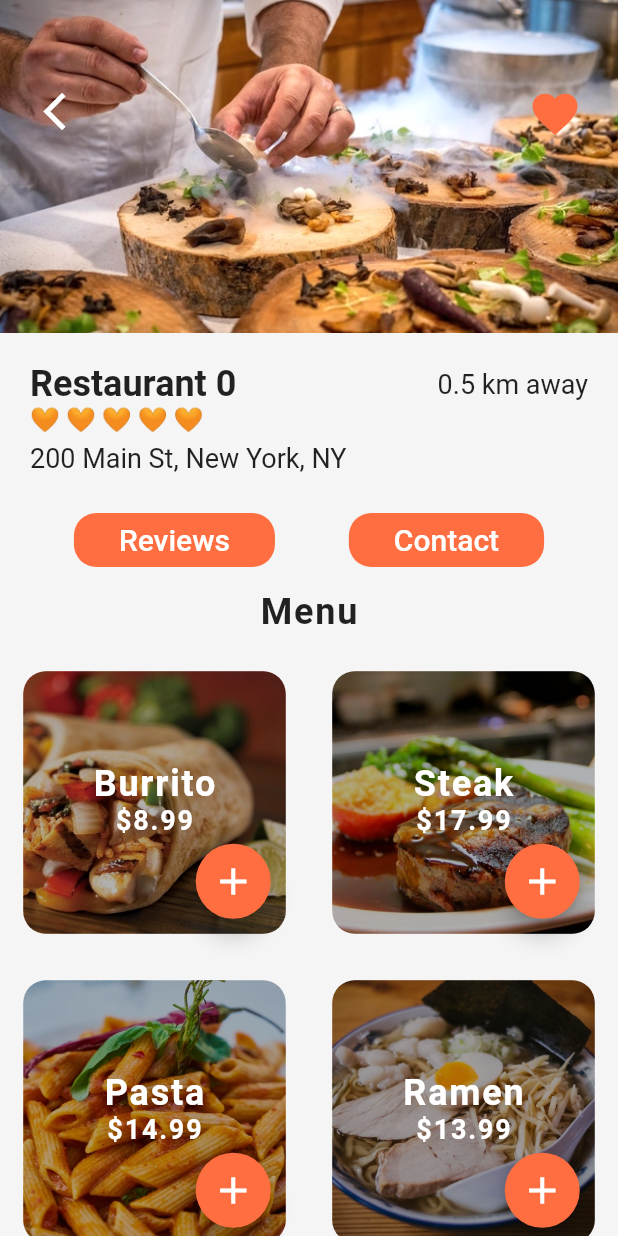
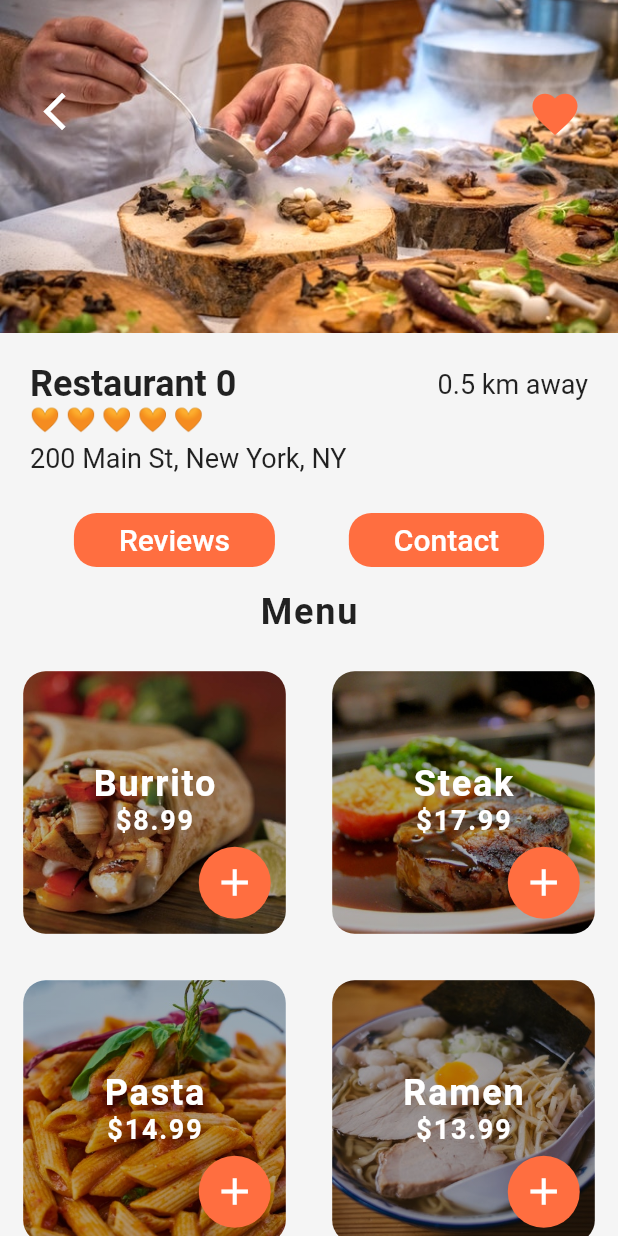
Before and after one commit to P-Jag/FoodDeliveryAppUI, a Flutter app: the screen it shows after launch, after a tap on "Restaurant 0", on a phone screen of 412 x 824 dp. Run offline on Flutter 3.47's test engine with Material 2 defaults, Android fonts, the phone set to English and light mode, and no system bars.

```diff
--- a/lib/screens/restaurant_screen.dart
+++ b/lib/screens/restaurant_screen.dart
@@ -83,18 +83,19 @@ class _RestaurantScreenState extends State<RestaurantScreen> {
             bottom: 10.0,
             right: 10.0,
             child: Container(
-              height: 50.0,
-              width: 50.0,
-              child: FloatingActionButton(
-                backgroundColor: Theme.of(context).primaryColor,
-                child: Icon(
-                  Icons.add,
-                  size: 30.0,
-                ),
+              width: 48.0,
+              decoration: BoxDecoration(
+                color: Theme.of(context).primaryColor,
+                borderRadius: BorderRadius.circular(30.0),
+              ),
+              child: IconButton(
+                icon: Icon(Icons.add),
+                iconSize: 30.0,
+                color: Colors.white,
                 onPressed: () {},
               ),
             ),
-          )
+          ),
         ],
       ),
     );
```
Also changed, not shown: 4 other files.
